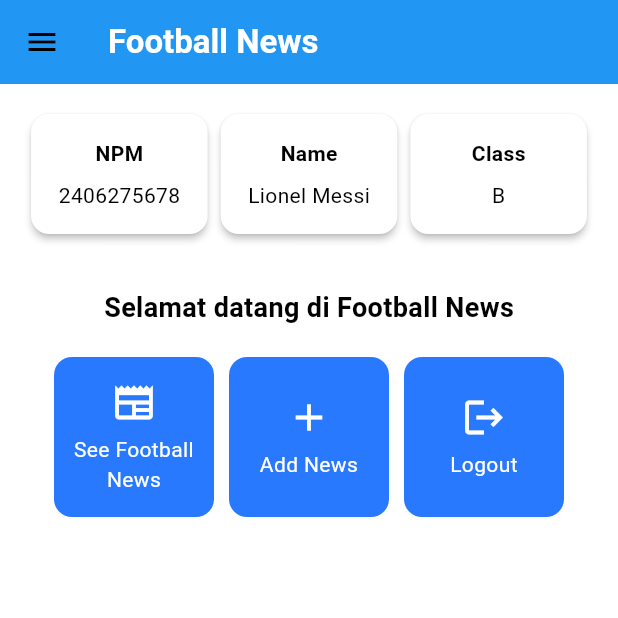
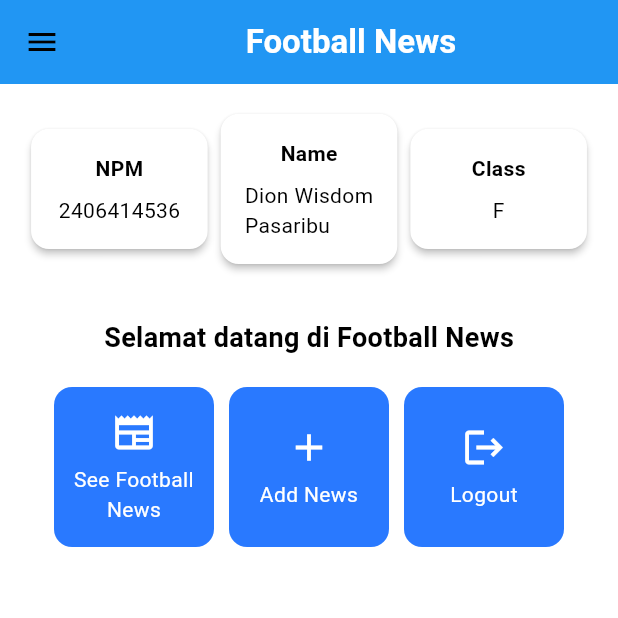
Before and after one commit to DionWsdm/football-news-flutter, a Flutter app: the screen it shows after launch, on a phone screen of 412 x 824 dp, the top half of it. Run offline on Flutter 3.47's test engine with Material 3 defaults, Android fonts, the phone set to English and light mode, and no system bars.

Commit message:
fix: minor changes

```diff
--- a/lib/menu.dart
+++ b/lib/menu.dart
@@ -11,9 +11,9 @@ class MyHomePage extends StatelessWidget {
     ItemHomepage("Logout", Icons.logout),
   ];
 
-  final String nama = "Lionel Messi"; //nama
-  final String npm = "2406275678"; //npm
-  final String kelas = "B"; //kelas
+  final String nama = "Dion Wisdom Pasaribu"; //nama
+  final String npm = "2406414536"; //npm
+  final String kelas = "F"; //kelas
 
   @override
   Widget build(BuildContext context) {
@@ -22,12 +22,13 @@ class MyHomePage extends StatelessWidget {
       // AppBar adalah bagian atas halaman yang menampilkan judul.
       appBar: AppBar(
         // Judul aplikasi "Football News" dengan teks putih dan tebal.
-        title: const Text(
-          'Football News',
+        title: const Center(
+          child: const Text('Football News',
           style: TextStyle(
             color: Colors.white,
             fontWeight: FontWeight.bold,
           ),
+        )
         ),
         // Warna latar belakang AppBar diambil dari skema warna tema aplikasi.
         backgroundColor: Theme.of(context).colorScheme.primary,
@@ -165,7 +166,7 @@ class ItemCard extends StatelessWidget {
           if (item.name == "Add News") {
             // TODO: Gunakan Navigator.push untuk melakukan navigasi ke MaterialPageRoute yang mencakup NewsFormPage.
             print("Here");
-            Navigator.pushReplacement(
+            Navigator.push(
                   context,
                   MaterialPageRoute(
                     builder: (context) => NewsFormPage(),
--- a/lib/newslist_form.dart
+++ b/lib/newslist_form.dart
@@ -39,7 +39,7 @@ class _NewsFormPageState extends State<NewsFormPage> {
           backgroundColor: Colors.indigo,
           foregroundColor: Colors.white,
         ),
-        // TODO: Tambahkan drawer yang sudah dibuat di sini
+        // TODO: Tambahkan drawer yang sudah dibuat di sini (selesai)
         drawer: LeftDrawer(),
         body: Form(
           key: _formKey,
--- a/lib/widgets/left_drawer.dart
+++ b/lib/widgets/left_drawer.dart
@@ -39,7 +39,7 @@ class LeftDrawer extends StatelessWidget {
               ],
             ),
           ),
-          // TODO: Bagian routing
+          // TODO: Bagian routing (selesai)
           ListTile(
             leading: const Icon(Icons.home_outlined),
             title: const Text('Home'),
@@ -58,7 +58,7 @@ class LeftDrawer extends StatelessWidget {
             // Bagian redirection ke NewsFormPage
             onTap: () {
               /*
-              TODO: Buatlah routing ke NewsFormPage di sini,
+              TODO: Buatlah routing ke NewsFormPage di sini, (selesai)
               setelah halaman NewsFormPage sudah dibuat.
               */
               Navigator.pushReplacement(
```
